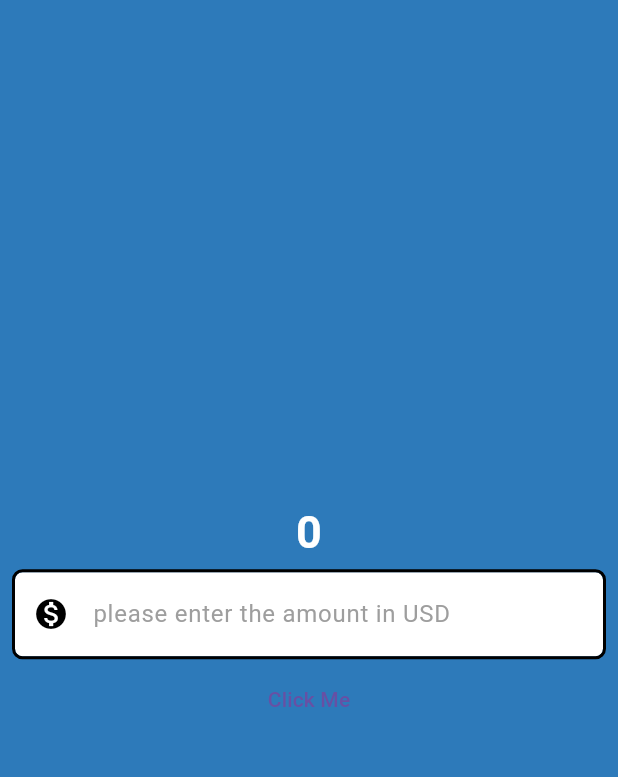
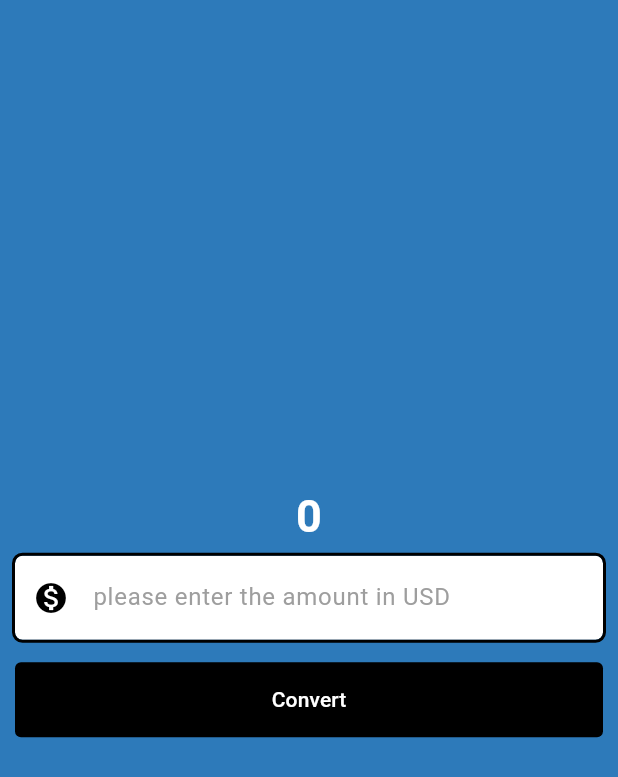
Before and after one commit to Priyanshudev001/Flutter-daily-progress-V2, a Flutter app: the screen it shows after launch, on a phone screen of 412 x 824 dp. Shown: the top 777 px of the screen. Run offline on Flutter 3.47's test engine with Material 3 defaults, Android fonts, the light colour scheme and no system bars.

Commit message:
TextButton Widget

```diff
--- a/lib/currency_coverter_materal_page.dart
+++ b/lib/currency_coverter_materal_page.dart
@@ -48,13 +48,25 @@ class CurrencyCoverterMateralPage extends StatelessWidget {
                 keyboardType: TextInputType.numberWithOptions(decimal: true),
               ),
             ),
-            TextButton(
-              onPressed: () {
-                if (kDebugMode) {
-                  print('buttom clicked');
-                }
-              },
-              child: Text('Click Me'),
+            Padding(
+              padding: const EdgeInsets.all(10.0),
+              child: TextButton(
+                onPressed: () {
+                  if (kDebugMode) {
+                    print('buttom clicked');
+                  }
+                },
+
+                style: TextButton.styleFrom(
+                  backgroundColor: Colors.black,
+                  foregroundColor: Colors.white,
+                  minimumSize: Size(double.infinity, 50),
+                  shape: RoundedRectangleBorder(
+                    borderRadius: BorderRadius.circular(4),
+                  ),
+                ),
+                child: const Text('Convert'),
+              ),
             ),
           ],
         ),
```
